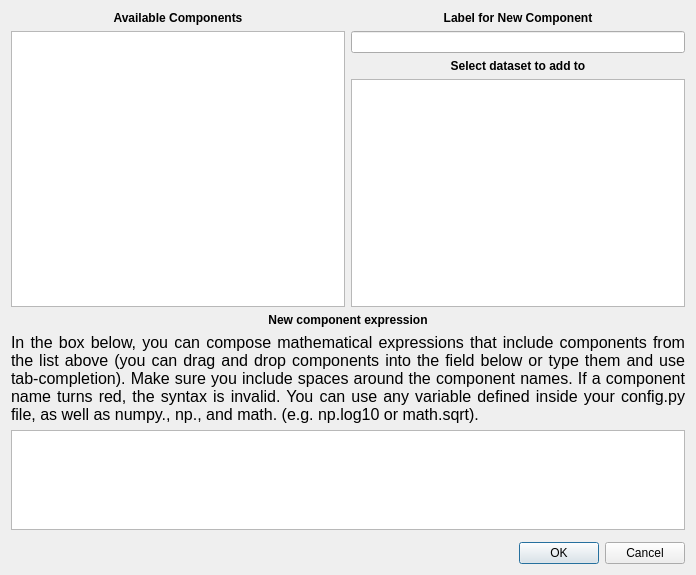
Before: the Qt Designer form glue/dialogs/custom_component/qt/widget.ui in glue-viz/glue, drawn with Qt 5.
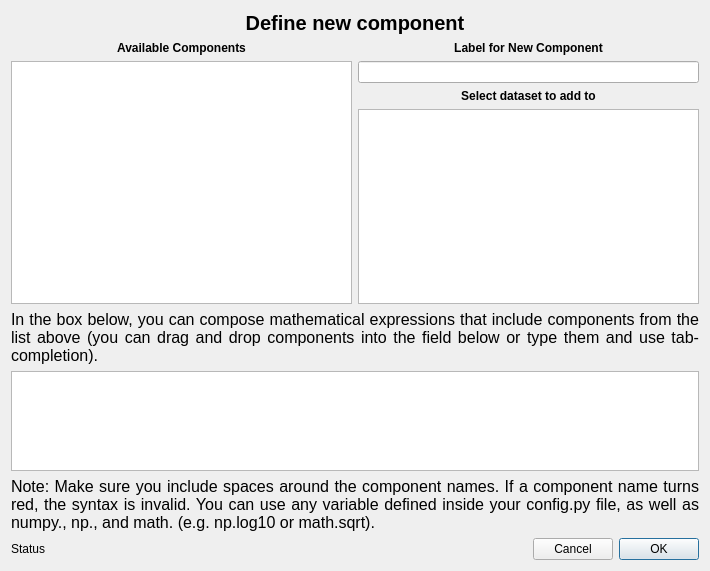
After: the same form once the commit is applied. Custom widgets are drawn as their Qt base class.

Commit message: Continuously check for issues/errors with the custom component expression, and don’t allow user to create a component with an invalid expression. Also make sure that the error windows relating to e.g. a missing label for the new component or a missing target dataset are raised without closing and reopening the dialog.

The edit to the form file:
```diff
--- a/glue/dialogs/custom_component/qt/widget.ui
+++ b/glue/dialogs/custom_component/qt/widget.ui
@@ -6,14 +6,37 @@
    <rect>
     <x>0</x>
     <y>0</y>
-    <width>696</width>
-    <height>575</height>
+    <width>710</width>
+    <height>571</height>
    </rect>
   </property>
   <property name="windowTitle">
    <string>Dialog</string>
   </property>
-  <layout class="QVBoxLayout" name="verticalLayout_5" stretch="5,1,1">
+  <layout class="QVBoxLayout" name="verticalLayout_5" stretch="0,5,0,0,0,1">
+   <item>
+    <widget class="QLabel" name="label_3">
+     <property name="sizePolicy">
+      <sizepolicy hsizetype="Preferred" vsizetype="Fixed">
+       <horstretch>0</horstretch>
+       <verstretch>0</verstretch>
+      </sizepolicy>
+     </property>
+     <property name="font">
+      <font>
+       <pointsize>15</pointsize>
+       <weight>75</weight>
+       <bold>true</bold>
+      </font>
+     </property>
+     <property name="text">
+      <string>Define new component</string>
+     </property>
+     <property name="alignment">
+      <set>Qt::AlignCenter</set>
+     </property>
+    </widget>
+   </item>
    <item>
     <layout class="QHBoxLayout" name="horizontalLayout" stretch="1,1">
      <item>
@@ -121,30 +144,6 @@
     </layout>
    </item>
    <item>
-    <layout class="QVBoxLayout" name="verticalLayout_3" stretch="0,0,0,0">
-     <item>
-      <widget class="QLabel" name="label_3">
-       <property name="sizePolicy">
-        <sizepolicy hsizetype="Preferred" vsizetype="Fixed">
-         <horstretch>0</horstretch>
-         <verstretch>0</verstretch>
-        </sizepolicy>
-       </property>
-       <property name="font">
-        <font>
-         <weight>75</weight>
-         <bold>true</bold>
-        </font>
-       </property>
-       <property name="text">
-        <string>New component expression</string>
-       </property>
-       <property name="alignment">
-        <set>Qt::AlignCenter</set>
-       </property>
-      </widget>
-     </item>
-     <item>
       <widget class="QLabel" name="label_5">
        <property name="font">
         <font>
@@ -152,7 +151,7 @@
         </font>
        </property>
        <property name="text">
-        <string>In the box below, you can compose mathematical expressions that include components from the list above (you can drag and drop components into the field below or type them and use tab-completion). Make sure you include spaces around the component names. If a component name turns red, the syntax is invalid. You can use any variable defined inside your config.py file, as well as numpy.&lt;function&gt;, np.&lt;function&gt;, and math.&lt;function&gt; (e.g. np.log10 or math.sqrt).</string>
+      <string>In the box below, you can compose mathematical expressions that include components from the list above (you can drag and drop components into the field below or type them and use tab-completion).</string>
        </property>
        <property name="alignment">
         <set>Qt::AlignJustify|Qt::AlignVCenter</set>
@@ -173,25 +172,62 @@
       </widget>
      </item>
      <item>
-      <widget class="QWidget" name="expression_holder" native="true"/>
-     </item>
-    </layout>
-   </item>
+    <widget class="QLabel" name="label_6">
+     <property name="font">
+      <font>
+       <pointsize>12</pointsize>
+      </font>
+     </property>
+     <property name="text">
+      <string>Note: Make sure you include spaces around the component names. If a component name turns red, the syntax is invalid. You can use any variable defined inside your config.py file, as well as numpy.&lt;function&gt;, np.&lt;function&gt;, and math.&lt;function&gt; (e.g. np.log10 or math.sqrt).</string>
+     </property>
+     <property name="alignment">
+      <set>Qt::AlignJustify|Qt::AlignVCenter</set>
+     </property>
+     <property name="wordWrap">
+      <bool>true</bool>
+     </property>
+    </widget>
+   </item>
    <item>
-    <layout class="QHBoxLayout" name="horizontalLayout_2" stretch="0">
+    <layout class="QHBoxLayout" name="horizontalLayout_2" stretch="0,0,0,0">
      <item>
-      <widget class="QDialogButtonBox" name="buttonBox">
-       <property name="sizePolicy">
-        <sizepolicy hsizetype="Preferred" vsizetype="Fixed">
-         <horstretch>0</horstretch>
-         <verstretch>0</verstretch>
-        </sizepolicy>
+      <widget class="QLabel" name="label_status">
+       <property name="text">
+        <string>Status</string>
        </property>
+       <property name="alignment">
+        <set>Qt::AlignCenter</set>
+       </property>
+      </widget>
+     </item>
+     <item>
+      <spacer name="horizontalSpacer">
        <property name="orientation">
         <enum>Qt::Horizontal</enum>
        </property>
-       <property name="standardButtons">
-        <set>QDialogButtonBox::Cancel|QDialogButtonBox::Ok</set>
+       <property name="sizeHint" stdset="0">
+        <size>
+         <width>40</width>
+         <height>20</height>
+        </size>
+       </property>
+      </spacer>
+     </item>
+     <item>
+      <widget class="QPushButton" name="button_cancel">
+       <property name="text">
+        <string>Cancel</string>
+       </property>
+      </widget>
+     </item>
+     <item>
+      <widget class="QPushButton" name="button_ok">
+       <property name="text">
+        <string>OK</string>
+       </property>
+       <property name="default">
+        <bool>true</bool>
        </property>
       </widget>
      </item>
```
Left out of the diff: 35 changed lines with no effect on the pictures. Lines whose indentation alone changed are shown as unchanged. The commit also changes 3 other files.
